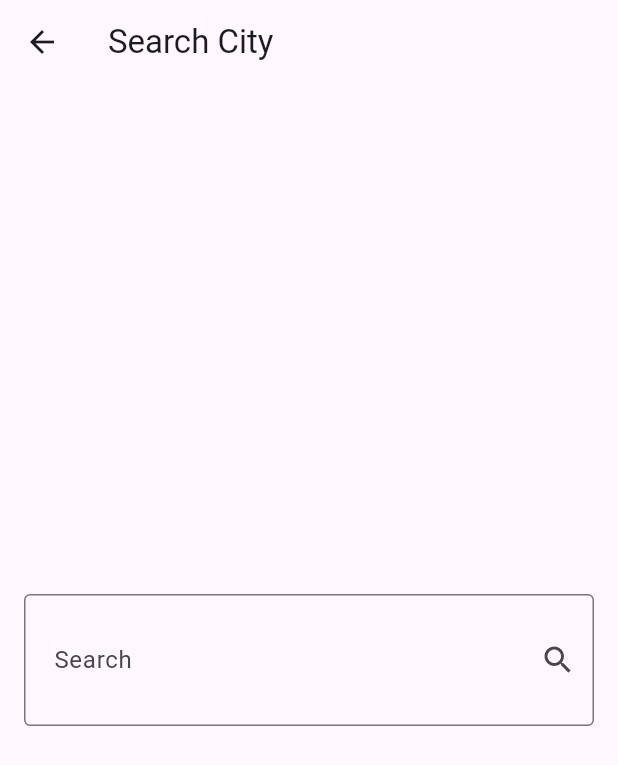
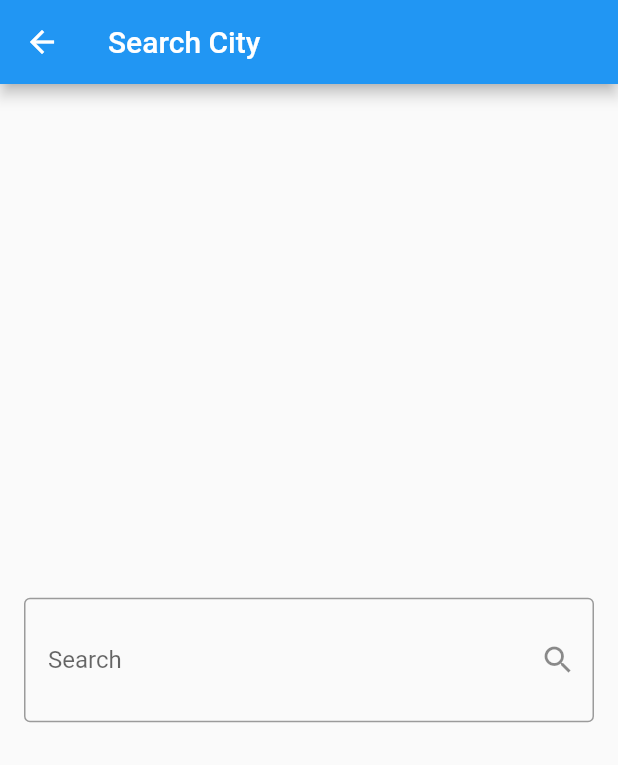
Before and after one commit to MohamedJamaal/Weather-app-flutter, a Flutter app: the screen it shows after launch, after a tap on the "search" icon, on a phone screen of 412 x 824 dp. Shown: the top 765 px of the screen. Run offline on Flutter 3.47's test engine with Material 3 defaults, Android fonts, the phone set to English and light mode, and no system bars; our stand-ins replace dio, flutter_bloc.

Commit message:
Add theme change colors

```diff
--- a/weather_app/lib/cubits/get_weather_cubit/get_weather_states.dart
+++ b/weather_app/lib/cubits/get_weather_cubit/get_weather_states.dart
@@ -1,7 +1,13 @@
+import 'package:weather_app/models/weather_model.dart';
+
 class WeatherState {}
 
 class WeatherInitialState extends WeatherState {}
 
-class WeatherLoadedState extends WeatherState {}
+class WeatherLoadedState extends WeatherState {
+  final WeatherModel weatherModel;
+
+  WeatherLoadedState(this.weatherModel);
+}
 
 class WeatherFailureState extends WeatherState {}
--- a/weather_app/lib/cubits/get_weather_cubit/get_wether_cubit.dart
+++ b/weather_app/lib/cubits/get_weather_cubit/get_wether_cubit.dart
@@ -7,13 +7,13 @@ import 'package:weather_app/services/weather_service.dart';
 class GetWetherCubit extends Cubit<WeatherState> {
   GetWetherCubit() : super(WeatherInitialState());
 
-  late WeatherModel weatherModel;
+  WeatherModel? weatherModel;
 
   getWeather({required String cityName}) async {
     try {
       weatherModel =
           await WeatherService(Dio()).getCurrentWeather(cityName: cityName);
-      emit(WeatherLoadedState());
+      emit(WeatherLoadedState(weatherModel!));
     } catch (e) {
       emit(WeatherFailureState());
     }
--- a/weather_app/lib/main.dart
+++ b/weather_app/lib/main.dart
@@ -16,10 +16,55 @@ class WeatherApp extends StatelessWidget {
   Widget build(BuildContext context) {
     return BlocProvider(
       create: (context) => GetWetherCubit(),
-      child: const MaterialApp(
-        debugShowCheckedModeBanner: false,
-        home: HomeView(),
+      child: Builder(
+        builder: (context) => BlocBuilder<GetWetherCubit, WeatherState>(
+          builder: (context, state) {
+            return MaterialApp(
+              theme: ThemeData(
+                // colorSchemeSeed: Colors.amber,
+                // useMaterial3: true,
+                primarySwatch: getThemeColor(
+                  BlocProvider.of<GetWetherCubit>(context)
+                      .weatherModel
+                      ?.waetherCondition,
+                ),
+                useMaterial3: false,
+              ),
+              // theme: ThemeData.dark(),
+              debugShowCheckedModeBanner: false,
+              home: HomeView(),
+            );
+          },
+        ),
       ),
     );
   }
 }
+
+MaterialColor getThemeColor(String? condition) {
+  if (condition == null) {
+    return Colors.blue;
+  }
+  switch (condition.toLowerCase()) {
+    case 'clear':
+      return Colors.blue;
+    case 'clouds':
+    case 'overcast':
+      return Colors.grey;
+    case 'patchy rain nearby':
+    case 'rain':
+      return Colors.blueGrey;
+    case 'snow':
+      return Colors.lightBlue;
+    case 'thunderstorm':
+    case 'drizzle':
+      return Colors.deepPurple;
+    case 'mist':
+    case 'fog':
+      return Colors.brown;
+    case 'sunny':
+      return Colors.orange;
+    default:
+      return Colors.green;
+  }
+}
--- a/weather_app/lib/views/home_view.dart
+++ b/weather_app/lib/views/home_view.dart
@@ -14,7 +14,6 @@ class HomeView extends StatelessWidget {
     return Scaffold(
       appBar: AppBar(
         title: const Text('Weather App'),
-        backgroundColor: Colors.blueAccent,
         actions: [
           IconButton(
             onPressed: () {
@@ -35,7 +34,9 @@ class HomeView extends StatelessWidget {
           if (state is WeatherInitialState) {
             return const NoWeatherBody();
           } else if (state is WeatherLoadedState) {
-            return const WeatherInfoBody();
+            return WeatherInfoBody(
+              weather: state.weatherModel,
+            );
           } else {
             return const Text('oops there was a problem !! ');
           }
```
Also changed, not shown: weather_app/lib/widgets/weather_info_body.dart (+19 -4 lines).
